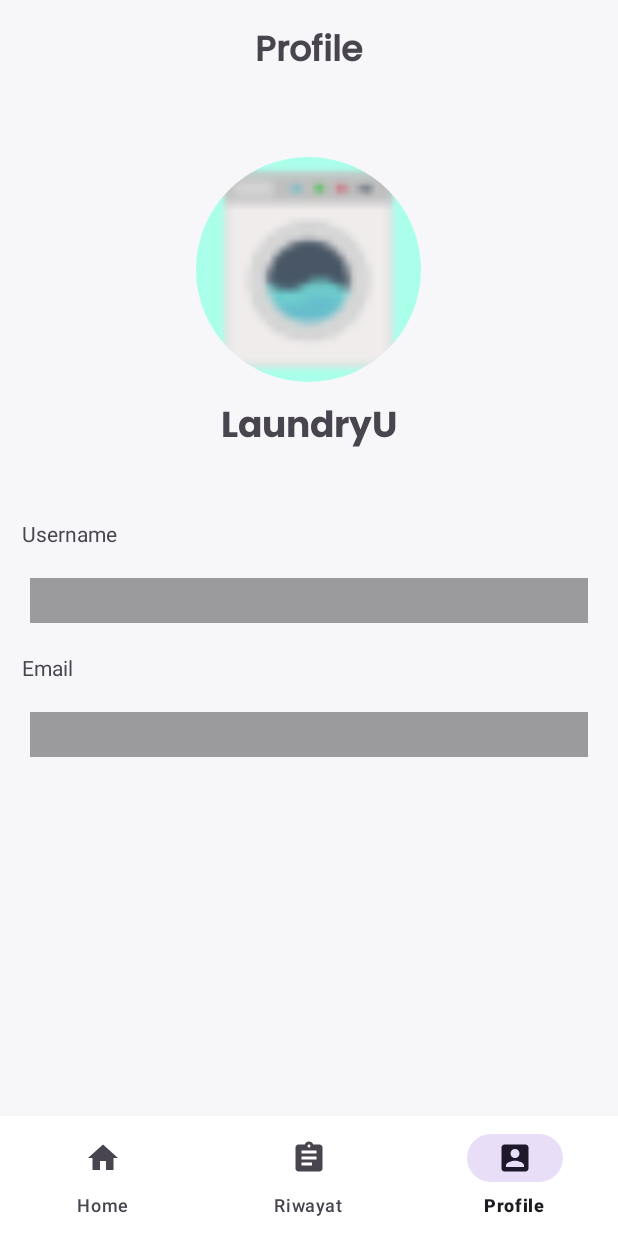
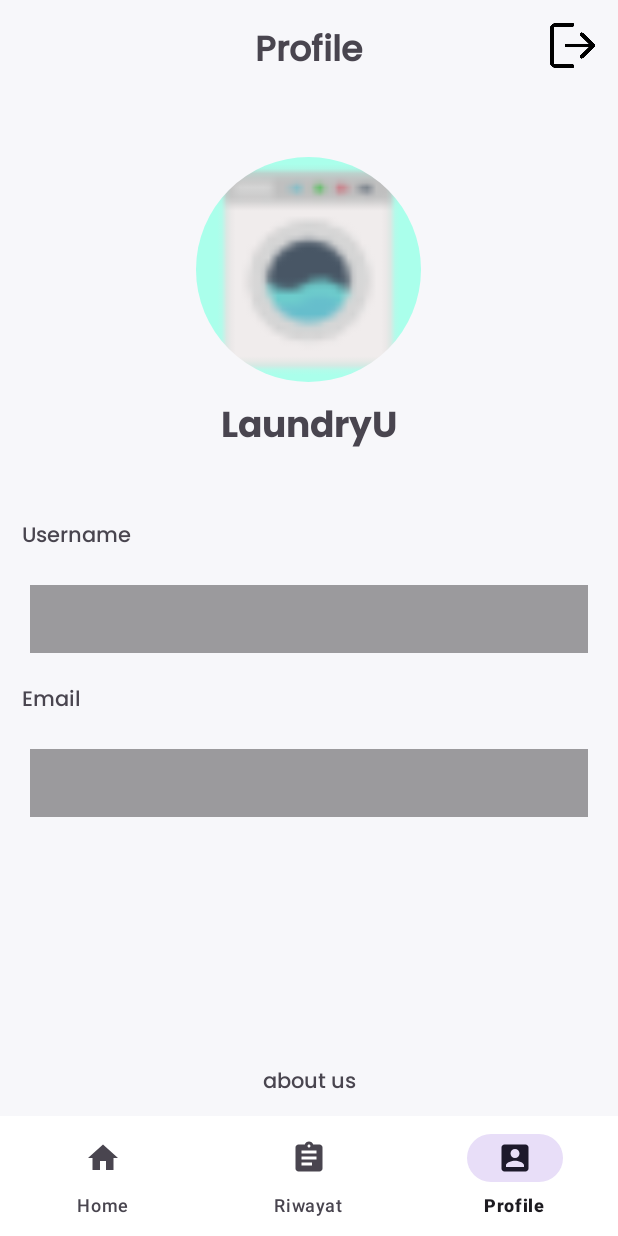
Before and after one commit to UkurUkurMan/LaundryU, an Android app: the screen it shows after launch once a user with an empty profile is signed in (MainActivity), item 3 of the bottom bar chosen, on a phone screen of 412 x 824 dp. Run offline under Robolectric (Android 15) with nearby library versions, the phone set to English and light mode, and no system bars; our stand-ins replace CircleImageView, Firebase (no records; nobody signed in at launch, a user with empty details on screens opened directly).

Commit message:
no message

```diff
--- a/app/src/main/java/com/laundryukurukur/profile.kt
+++ b/app/src/main/java/com/laundryukurukur/profile.kt
@@ -5,6 +5,10 @@ import androidx.fragment.app.Fragment
 import android.view.LayoutInflater
 import android.view.View
 import android.view.ViewGroup
+import android.widget.TextView
+import com.google.firebase.auth.FirebaseAuth
+import com.laundryukurukur.databinding.FragmentHomeBinding
+import com.laundryukurukur.databinding.FragmentProfileBinding
 
 // TODO: Rename parameter arguments, choose names that match
 // the fragment initialization parameters, e.g. ARG_ITEM_NUMBER
@@ -15,6 +19,7 @@ class profile : Fragment() {
     // TODO: Rename and change types of parameters
     private var param1: String? = null
     private var param2: String? = null
+    val firebaseAuth = FirebaseAuth.getInstance()
 
     override fun onCreate(savedInstanceState: Bundle?) {
         super.onCreate(savedInstanceState)
@@ -28,8 +33,19 @@ class profile : Fragment() {
         inflater: LayoutInflater, container: ViewGroup?,
         savedInstanceState: Bundle?
     ): View? {
+        val user = firebaseAuth.currentUser
+        val Email = user?.email
         // Inflate the layout for this fragment
-        return inflater.inflate(R.layout.fragment_profile, container, false)
+        val view: View =  inflater.inflate(R.layout.fragment_profile, container, false)
+        var nama : TextView = view.findViewById(R.id.p_user)
+        if(user!=null){
+            nama.text = user.displayName
+        }
+        var email : TextView = view.findViewById(R.id.p_email)
+        if(user!=null){
+            email.text = Email
+        }
+        return view
     }
 
     companion object {
--- a/app/src/main/res/layout/fragment_profile.xml
+++ b/app/src/main/res/layout/fragment_profile.xml
@@ -45,30 +45,54 @@
             android:layout_width="match_parent"
             android:layout_height="wrap_content"
             android:text="Username"
-            android:layout_marginLeft="10dp">
+            android:layout_marginLeft="10dp"
+            android:fontFamily="@font/poppinsmedium">
         </TextView>
-        <ImageView
-            android:id="@+id/line"
+        <TextView
             android:layout_width="match_parent"
-            android:layout_height="30dp"
+            android:layout_height="45dp"
+            android:id="@+id/p_user"
+            android:text=""
+            android:background="#9B9A9D"
             android:layout_margin="20dp"
-            android:background="#9B9A9D"
-        />
+            android:padding="10dp"
+            android:fontFamily="@font/poppinsmedium">
+        </TextView>
 
         <TextView
             android:layout_width="match_parent"
             android:layout_height="wrap_content"
             android:text="Email"
-            android:layout_marginLeft="10dp">
+            android:layout_marginLeft="10dp"
+            android:fontFamily="@font/poppinsmedium">
         </TextView>
 
-        <ImageView
-            android:id="@+id/line2"
+        <TextView
             android:layout_width="match_parent"
-            android:layout_height="30dp"
+            android:layout_height="45dp"
+            android:id="@+id/p_email"
+            android:text=""
+            android:background="#9B9A9D"
             android:layout_margin="20dp"
-            android:background="#9B9A9D"
-            />
+            android:padding="10dp"
+            android:fontFamily="@font/poppinsmedium">
+        </TextView>
     </LinearLayout>
-
+    <ImageView
+        android:layout_width="30dp"
+        android:layout_height="30dp"
+        android:src="@drawable/logout"
+        android:layout_margin="15dp"
+        android:layout_alignParentRight="true"
+        android:clickable="true">
+    </ImageView>
+    <TextView
+        android:layout_width="match_parent"
+        android:layout_height="wrap_content"
+        android:fontFamily="@font/poppinsmedium"
+        android:text="about us"
+        android:paddingBottom="10dp"
+        android:layout_alignParentBottom="true"
+        android:gravity="center">
+    </TextView>
 </RelativeLayout>
```
Also changed, not shown: app/src/main/res/drawable/logout.png (added).
